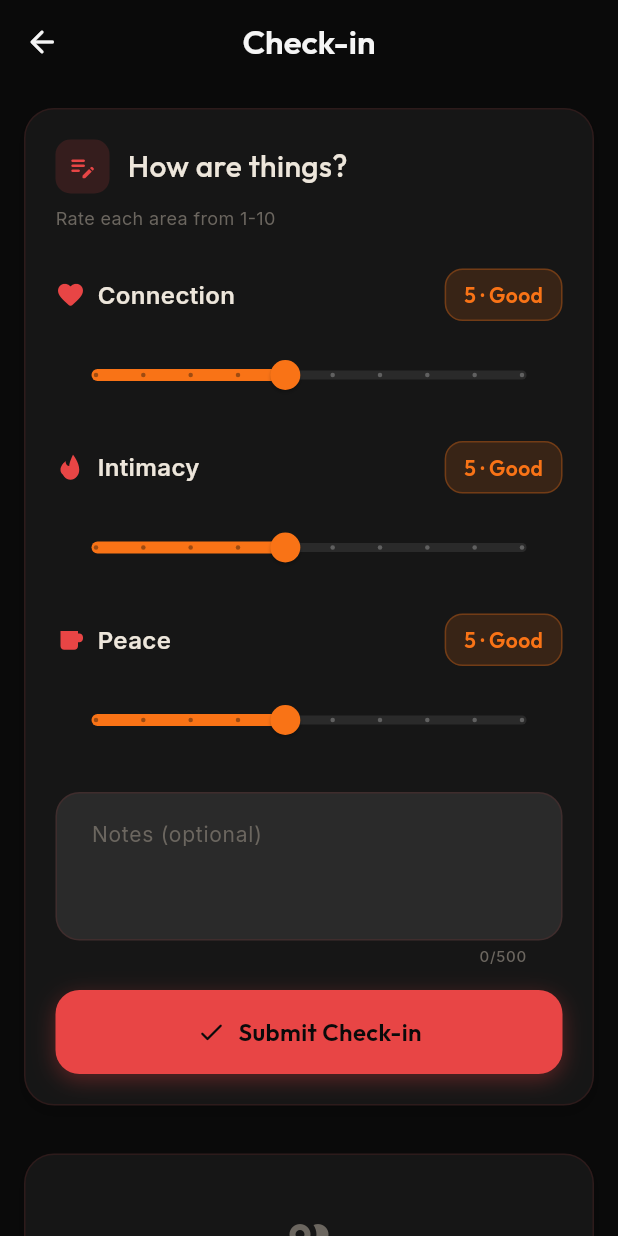
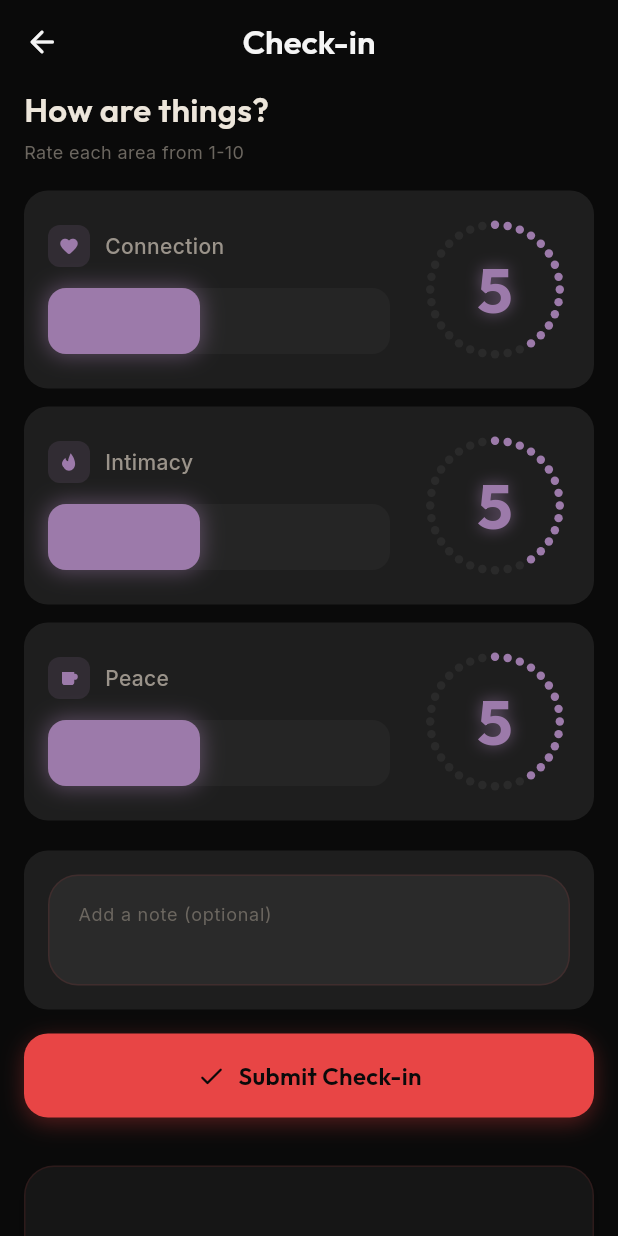
Before and after one commit to Ainesh/cocoon, a Flutter app: the CheckInScreen screen opened directly with empty values, on a phone screen of 412 x 824 dp. Run offline on Flutter 3.47's test engine with Material 3 defaults, Android fonts, the phone set to English and light mode, and no system bars; our stand-ins replace cloud_firestore, firebase_auth, firebase_core, flutter_svg, go_router, google_fonts and 3 more; accounts and stored records are empty.

Commit message:
feat(check-in): redesign score selectors with dotted circles and glowing bars
- ScoreSelector: custom widget combining dotted circle + horizontal bar
- Blue-to-red color gradient based on score value (low=blue, high=red)
- Dotted circle matches dashboard health card (32 dots, same styling)
- Horizontal bar with subtle background track showing full range
- Minimum bar width prevents empty state at value 1
- Glowing numbers with colored shadow
- Glowing bar with colored shadow
- Haptic feedback tied to dot filling (like health card)
- Each stat in its own card (Connection, Intimacy, Peace)
- Updated README with new check-in features and widget docs

```diff
--- a/lib/screens/checkin_screen.dart
+++ b/lib/screens/checkin_screen.dart
@@ -8,6 +8,7 @@ library;
 import 'dart:async';
 
 import 'package:flutter/material.dart';
+import 'package:flutter/services.dart';
 import 'package:flutter_svg/flutter_svg.dart';
 import 'package:go_router/go_router.dart';
 import 'package:google_fonts/google_fonts.dart';
@@ -18,6 +19,7 @@ import '../services/auth_service.dart';
 import '../services/firestore_service.dart';
 import '../theme/app_colors.dart';
 import '../theme/app_typography.dart';
+import '../widgets/dotted_slider.dart' show ScoreSelector;
 
 /// Check-in screen for submitting relationship scores.
 class CheckInScreen extends StatefulWidget {
@@ -190,28 +192,21 @@ class _CheckInScreenState extends State<CheckInScreen> {
   List<UserCheckIn> get _partnerCheckIns =>
       _recentCheckIns.where((c) => c.userId != _currentUserId).take(5).toList();
 
-  String _getScoreLabel(double value) {
-    if (value <= 2) return 'Low';
-    if (value <= 4) return 'Fair';
-    if (value <= 6) return 'Good';
-    if (value <= 8) return 'Great';
-    return 'Amazing';
-  }
-
-  Color _getScoreColor(double value) {
-    if (value <= 3) return AppColors.error;
-    if (value <= 5) return AppColors.warning;
-    if (value <= 7) return const Color(0xFFFFB347);
-    return AppColors.success;
-  }
-
   // ---------------------------------------------------------------------------
   // UI Build Methods
   // ---------------------------------------------------------------------------
 
   @override
   Widget build(BuildContext context) {
-    return Scaffold(
+    return GestureDetector(
+      // Swipe right to go back
+      onHorizontalDragEnd: (details) {
+        if (details.primaryVelocity != null && details.primaryVelocity! > 300) {
+          HapticFeedback.lightImpact();
+          context.pop();
+        }
+      },
+      child: Scaffold(
         backgroundColor: AppColors.pureBlack,
         appBar: AppBar(
           backgroundColor: Colors.transparent,
@@ -227,7 +222,7 @@ class _CheckInScreenState extends State<CheckInScreen> {
           ),
         ),
         body: SingleChildScrollView(
-        padding: const EdgeInsets.all(16),
+          padding: const EdgeInsets.symmetric(horizontal: 16),
           child: Column(
             crossAxisAlignment: CrossAxisAlignment.start,
             children: [
@@ -240,6 +235,7 @@ class _CheckInScreenState extends State<CheckInScreen> {
             ],
           ),
         ),
+      ),
     );
   }
 
@@ -250,88 +246,80 @@ class _CheckInScreenState extends State<CheckInScreen> {
   Widget _buildCheckInForm() {
     final hasLastCheckIn = _hasLoadedDefaults && _myCheckIns.isNotEmpty;
 
-    return _buildCard(
+    return Column(
+      crossAxisAlignment: CrossAxisAlignment.start,
+      children: [
+        // Header
+        Padding(
+          padding: const EdgeInsets.only(bottom: 8),
           child: Column(
             crossAxisAlignment: CrossAxisAlignment.start,
             children: [
-          _buildSectionHeader(
-            icon: Icons.edit_note_rounded,
-            title: 'How are things?',
+              Text(
+                'How are things?',
+                style: GoogleFonts.outfit(
+                  fontSize: 22,
+                  fontWeight: FontWeight.w600,
+                  color: AppColors.warmLight,
                 ),
-          const SizedBox(height: 8),
+              ),
+              const SizedBox(height: 4),
               Text(
                 hasLastCheckIn
-                ? 'Starting from your last check-in • Rate 1-10'
+                    ? 'Starting from your last check-in'
                     : 'Rate each area from 1-10',
                 style: AppTypography.bodySmall(color: AppColors.warmMuted),
               ),
-          const SizedBox(height: 24),
+            ],
+          ),
+        ),
+        const SizedBox(height: 8),
 
-          // Connection Slider
-          _buildSlider(
-            label: 'Connection',
-            iconWidget: Icon(Icons.favorite_rounded, color: AppColors.accentRed, size: 20),
+        // Three score selectors - each in their own card
+        ScoreSelector(
           value: _connection,
           onChanged: (v) => setState(() => _connection = v),
+          label: 'Connection',
+          icon: Icons.favorite_rounded,
         ),
-          const SizedBox(height: 20),
-
-          // Intimacy Slider
-          _buildSlider(
-            label: 'Intimacy',
-            iconWidget: SvgPicture.asset(
-              'assets/icons/flame.svg',
-              width: 20,
-              height: 20,
-              colorFilter: ColorFilter.mode(AppColors.accentRed, BlendMode.srcIn),
-            ),
+        ScoreSelector(
           value: _intimacy,
           onChanged: (v) => setState(() => _intimacy = v),
+          label: 'Intimacy',
+          iconAsset: 'assets/icons/flame.svg',
         ),
-          const SizedBox(height: 20),
-
-          // Peace Slider (higher = more peaceful)
-          _buildSlider(
-            label: 'Peace',
-            iconWidget: SvgPicture.asset(
-              'assets/icons/peace.svg',
-              width: 20,
-              height: 20,
-              colorFilter: ColorFilter.mode(AppColors.accentRed, BlendMode.srcIn),
-            ),
+        ScoreSelector(
           value: _peace,
           onChanged: (v) => setState(() => _peace = v),
+          label: 'Peace',
+          iconAsset: 'assets/icons/peace.svg',
         ),
-          const SizedBox(height: 24),
+        const SizedBox(height: 8),
 
-          // Notes field
-          TextField(
+        // Notes field in its own card
+        Container(
+          padding: const EdgeInsets.all(16),
+          decoration: BoxDecoration(
+            color: AppColors.darkCardLight,
+            borderRadius: BorderRadius.circular(16),
+          ),
+          child: TextField(
             controller: _notesController,
             style: AppTypography.bodyMedium(color: AppColors.lightText),
             decoration: InputDecoration(
-              labelText: 'Notes (optional)',
-              labelStyle: AppTypography.bodyMedium(color: AppColors.warmMuted),
-              hintText: 'How I\'m feeling / One appreciation...',
+              hintText: 'Add a note (optional)',
               hintStyle: AppTypography.bodySmall(color: AppColors.warmMuted),
               filled: true,
               fillColor: AppColors.cardVariant,
               border: OutlineInputBorder(
-                borderRadius: BorderRadius.circular(16),
-                borderSide: BorderSide(color: AppColors.border(0.2)),
+                borderRadius: BorderRadius.circular(12),
+                borderSide: BorderSide.none,
               ),
-              enabledBorder: OutlineInputBorder(
-                borderRadius: BorderRadius.circular(16),
-                borderSide: BorderSide(color: AppColors.border(0.1)),
+              contentPadding: const EdgeInsets.all(16),
+              isDense: true,
             ),
-              focusedBorder: OutlineInputBorder(
-                borderRadius: BorderRadius.circular(16),
-                borderSide: const BorderSide(color: AppColors.accentRed, width: 2),
+            maxLines: 2,
           ),
-              alignLabelWithHint: true,
-              counterStyle: AppTypography.labelSmall(color: AppColors.warmMuted),
-            ),
-            maxLines: 3,
-            maxLength: 500,
         ),
         const SizedBox(height: 16),
 
@@ -339,68 +327,6 @@ class _CheckInScreenState extends State<CheckInScreen> {
         SizedBox(
           width: double.infinity,
           child: _buildSubmitButton(),
-          ),
-        ],
-      ),
-    );
-  }
-
-  Widget _buildSlider({
-    required String label,
-    required Widget iconWidget,
-    required double value,
-    required ValueChanged<double> onChanged,
-  }) {
-    final color = _getScoreColor(value);
-    final scoreLabel = _getScoreLabel(value);
-
-    return Column(
-      crossAxisAlignment: CrossAxisAlignment.start,
-      children: [
-        Row(
-          children: [
-            iconWidget,
-            const SizedBox(width: 8),
-            Text(
-              label,
-              style: AppTypography.titleMedium(color: AppColors.warmLight),
-            ),
-            const Spacer(),
-            Container(
-              padding: const EdgeInsets.symmetric(horizontal: 12, vertical: 6),
-              decoration: BoxDecoration(
-                color: color.withValues(alpha: 0.15),
-                borderRadius: BorderRadius.circular(12),
-                border: Border.all(color: color.withValues(alpha: 0.3)),
-              ),
-              child: Text(
-                '${value.round()} · $scoreLabel',
-                style: GoogleFonts.outfit(
-                  fontSize: 14,
-                  color: color,
-                  fontWeight: FontWeight.w600,
-                ),
-              ),
-            ),
-          ],
-        ),
-        const SizedBox(height: 12),
-        SliderTheme(
-          data: SliderTheme.of(context).copyWith(
-            activeTrackColor: color,
-            thumbColor: color,
-            inactiveTrackColor: AppColors.cardVariant,
-            overlayColor: color.withValues(alpha: 0.2),
-            trackHeight: 6,
-            thumbShape: const RoundSliderThumbShape(enabledThumbRadius: 10),
-          ),
-          child: Slider(
-            value: value,
-            min: 1,
-            max: 10,
-            divisions: 9,
-            onChanged: onChanged,
-          ),
         ),
       ],
     );
--- a/lib/screens/dashboard/widgets/health_details_sheet.dart
+++ b/lib/screens/dashboard/widgets/health_details_sheet.dart
@@ -266,7 +266,7 @@ class _HealthDetailsContent extends StatelessWidget {
                     ),
                   ),
                   TextSpan(
-                    text: ' pulse over last 30 days',
+                    text: ' over last 30 days',
                     style: GoogleFonts.inter(
                       color: AppColors.warmLight,
                       fontSize: 13,
@@ -332,7 +332,7 @@ class _HealthDetailsContent extends StatelessWidget {
                   ),
                   const SizedBox(width: 12),
                   Text(
-                    'Understanding Pulse',
+                    'Understanding Insights',
                     style: GoogleFonts.outfit(
                       color: AppColors.warmLight,
                       fontSize: 18,
@@ -343,7 +343,7 @@ class _HealthDetailsContent extends StatelessWidget {
               ),
               const SizedBox(height: 20),
               Text(
-                'The pulse describes your relationship\'s rhythm over the past 30 days:',
+                'The pulse describes your relationship\'s rhythm over time:',
                 style: GoogleFonts.inter(
                   color: AppColors.warmDim,
                   fontSize: 13,
--- /dev/null
+++ b/lib/widgets/dotted_slider.dart
@@ -0,0 +1,283 @@
+/// Score selector with horizontal slider and dotted circle display.
+///
+/// Layout in a card:
+/// [Icon + Label]              [Dotted Circle]
+/// [====== THICK Slider ======]    [Score]
+library;
+
+import 'package:flutter/material.dart';
+import 'package:flutter/services.dart';
+import 'package:flutter_svg/flutter_svg.dart';
+import 'package:google_fonts/google_fonts.dart';
+
+import '../theme/app_colors.dart';
+import 'painters/circle_progress_painters.dart';
+
+/// Low score color (blue).
+const _lowColor = Color(0xFF60A5FA);
+
+/// High score color (red).
+const _highColor = Color(0xFFE84545);
+
+/// A score selector with:
+/// - Card background (like health details sheet)
+/// - Stat name aligned with top of circle
+/// - Thick horizontal slider with background track
+/// - Dotted circle on the right (haptics tied to dot filling)
+class ScoreSelector extends StatefulWidget {
+  const ScoreSelector({
+    super.key,
+    required this.value,
+    required this.onChanged,
+    required this.label,
+    this.icon,
+    this.iconAsset,
+    this.min = 1.0,
+    this.max = 10.0,
+  });
+
+  final double value;
+  final ValueChanged<double> onChanged;
+  final String label;
+  final IconData? icon;
+  final String? iconAsset;
+  final double min;
+  final double max;
+
+  @override
+  State<ScoreSelector> createState() => _ScoreSelectorState();
+}
+
+class _ScoreSelectorState extends State<ScoreSelector> {
+  // Circle size matching health card exactly
+  static const double circleSize = 100.0;
+
+  // Bar height - balanced with circle
+  static const double barHeight = 44.0;
+
+  // 32 dots like health card - haptics tied to this
+  static const int dotCount = 32;
+
+  int _lastDotCount = 0;
+
+  double get _progress => (widget.value - widget.min) / (widget.max - widget.min);
+
+  /// Interpolate between blue (low) and red (high) based on progress.
+  Color get _valueColor => Color.lerp(_lowColor, _highColor, _progress) ?? _highColor;
+
+  @override
+  void initState() {
+    super.initState();
+    _lastDotCount = (dotCount * _progress).round();
+  }
+
+  void _handleValueChange(double newValue) {
+    final clampedValue = newValue.clamp(widget.min, widget.max);
+    final newProgress = (clampedValue - widget.min) / (widget.max - widget.min);
+    final newDotCount = (dotCount * newProgress).round();
+
+    // Haptic feedback tied to dot filling (like health card)
+    if (newDotCount != _lastDotCount) {
+      HapticFeedback.selectionClick();
+      _lastDotCount = newDotCount;
+    }
+
+    widget.onChanged(clampedValue);
+  }
+
+  @override
+  Widget build(BuildContext context) {
+    final color = _valueColor;
+
+    return Container(
+      margin: const EdgeInsets.only(bottom: 12),
+      padding: const EdgeInsets.all(16),
+      decoration: BoxDecoration(
+        color: AppColors.darkCardLight,
+        borderRadius: BorderRadius.circular(16),
+      ),
+      child: Row(
+        crossAxisAlignment: CrossAxisAlignment.center,
+        children: [
+          // Left side: Label + slider vertically stacked
+          Expanded(
+            child: Column(
+              crossAxisAlignment: CrossAxisAlignment.start,
+              mainAxisSize: MainAxisSize.min,
+              children: [
+                // Icon + Label row
+                Row(
+                  children: [
+                    // Icon container (like health details sheet)
+                    Container(
+                      width: 28,
+                      height: 28,
+                      decoration: BoxDecoration(
+                        color: color.withValues(alpha: 0.15),
+                        borderRadius: BorderRadius.circular(8),
+                      ),
+                      child: Center(
+                        child: widget.icon != null
+                            ? Icon(widget.icon, color: color, size: 14)
+                            : widget.iconAsset != null
+                                ? SvgPicture.asset(
+                                    widget.iconAsset!,
+                                    width: 14,
+                                    height: 14,
+                                    colorFilter: ColorFilter.mode(color, BlendMode.srcIn),
+                                  )
+                                : null,
+                      ),
+                    ),
+                    const SizedBox(width: 10),
+                    Text(
+                      widget.label,
+                      style: GoogleFonts.inter(
+                        fontSize: 14,
+                        color: AppColors.warmDim,
+                        fontWeight: FontWeight.w500,
+                      ),
+                    ),
+                  ],
+                ),
+                const SizedBox(height: 14),
+                // Horizontal Slider with visible background track
+                _HorizontalSlider(
+                  value: widget.value,
+                  onChanged: _handleValueChange,
+                  min: widget.min,
+                  max: widget.max,
+                  color: color,
+                  height: barHeight,
+                ),
+              ],
+            ),
+          ),
+
+          const SizedBox(width: 20),
+
+          // Right: Dotted Circle with Score
+          SizedBox(
+            width: circleSize,
+            height: circleSize,
+            child: Stack(
+              alignment: Alignment.center,
+              children: [
+                CustomPaint(
+                  size: const Size(circleSize, circleSize),
+                  painter: DottedCircleProgressPainter(
+                    progress: _progress,
+                    activeColor: color,
+                    inactiveColor: AppColors.cardVariant,
+                    dotCount: dotCount,
+                    dotRadius: 2.8,
+                  ),
+                ),
+                Text(
+                  widget.value.round().toString(),
+                  style: GoogleFonts.outfit(
+                    fontSize: circleSize * 0.42,
+                    fontWeight: FontWeight.w700,
+                    color: color,
+                    shadows: [
+                      Shadow(
+                        color: color.withValues(alpha: 0.6),
+                        blurRadius: 12,
+                      ),
+                    ],
+                  ),
+                ),
+              ],
+            ),
+          ),
+        ],
+      ),
+    );
+  }
+}
+
+/// Horizontal slider with background track to show range.
+class _HorizontalSlider extends StatelessWidget {
+  const _HorizontalSlider({
+    required this.value,
+    required this.onChanged,
+    required this.min,
+    required this.max,
+    required this.color,
+    required this.height,
+  });
+
+  final double value;
+  final ValueChanged<double> onChanged;
+  final double min;
+  final double max;
+  final Color color;
+  final double height;
+
+  void _handleDrag(Offset localPosition, double trackWidth) {
+    final progress = (localPosition.dx / trackWidth).clamp(0.0, 1.0);
+    final newValue = min + progress * (max - min);
+    onChanged(newValue);
+  }
+
+  @override
+  Widget build(BuildContext context) {
+    final progress = (value - min) / (max - min);
+    const borderRadius = 12.0;
+
+    return LayoutBuilder(
+      builder: (context, constraints) {
+        final trackWidth = constraints.maxWidth;
+
+        return GestureDetector(
+          onHorizontalDragStart: (details) {
+            HapticFeedback.lightImpact();
+            _handleDrag(details.localPosition, trackWidth);
+          },
+          onHorizontalDragUpdate: (details) {
+            _handleDrag(details.localPosition, trackWidth);
+          },
+          onHorizontalDragEnd: (_) => HapticFeedback.mediumImpact(),
+          onTapDown: (details) {
+            HapticFeedback.lightImpact();
+            _handleDrag(details.localPosition, trackWidth);
+          },
+          child: SizedBox(
+            width: trackWidth,
+            height: height,
+            child: Stack(
+              children: [
+                // BACKGROUND: Subtle empty bar showing full range
+                Container(
+                  width: trackWidth,
+                  height: height,
+                  decoration: BoxDecoration(
+                    color: const Color(0xFF252525), // Very subtle, close to card
+                    borderRadius: BorderRadius.circular(borderRadius),
+                  ),
+                ),
+                // FOREGROUND: Colored fill with glow (minimum width so it's always visible)
+                AnimatedContainer(
+                  duration: const Duration(milliseconds: 50),
+                  width: (trackWidth * progress).clamp(height, trackWidth), // Min width = height (keeps it round)
+                  height: height,
+                  decoration: BoxDecoration(
+                    color: color,
+                    borderRadius: BorderRadius.circular(borderRadius),
+                    boxShadow: [
+                      BoxShadow(
+                        color: color.withValues(alpha: 0.5),
+                        blurRadius: 12,
+                        spreadRadius: 1,
+                      ),
+                    ],
+                  ),
+                ),
+              ],
+            ),
+          ),
+        );
+      },
+    );
+  }
+}
```
Also changed, not shown: 1 other file. Lines whose indentation alone changed are shown as unchanged.
